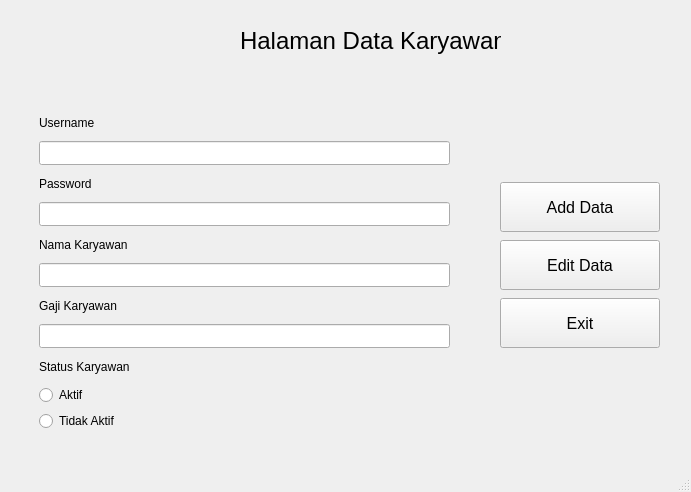
Qt form sis-karyawan/add_karyawan.ui (AthreeS002/Sistem-Karyawan) before a commit.
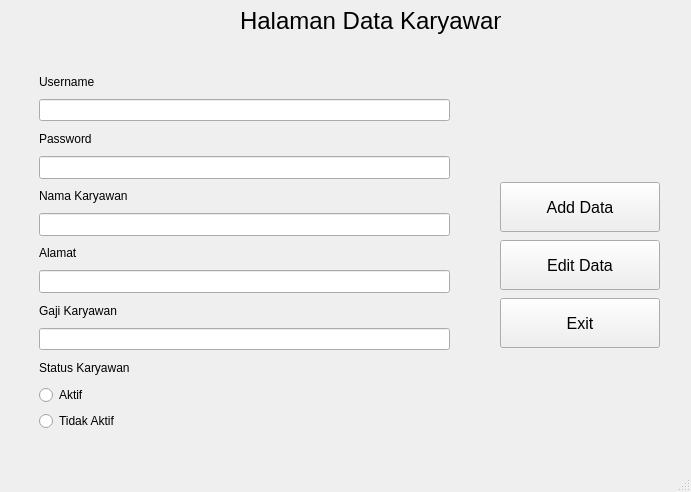
The same form after that commit.

Commit message:
show data karyawan
sudah tampil data karyawan sesuai dengan login yang dilakukan

```diff
--- a/sis-karyawan/add_karyawan.ui
+++ b/sis-karyawan/add_karyawan.ui
@@ -84,9 +84,9 @@
     <property name="geometry">
      <rect>
       <x>39</x>
-      <y>110</y>
+      <y>70</y>
       <width>411</width>
-      <height>321</height>
+      <height>361</height>
      </rect>
     </property>
     <layout class="QVBoxLayout" name="verticalLayout">
@@ -141,6 +141,23 @@
        </property>
       </widget>
      </item>
+     <item>
+      <widget class="QLabel" name="label_7">
+       <property name="text">
+        <string>Alamat</string>
+       </property>
+      </widget>
+     </item>
+     <item>
+      <widget class="QLineEdit" name="edit_alamat">
+       <property name="maximumSize">
+        <size>
+         <width>16777215</width>
+         <height>30</height>
+        </size>
+       </property>
+      </widget>
+     </item>
      <item>
       <widget class="QLabel" name="label_6">
        <property name="text">
@@ -185,7 +202,7 @@
     <property name="geometry">
      <rect>
       <x>240</x>
-      <y>20</y>
+      <y>0</y>
       <width>261</width>
       <height>41</height>
      </rect>
```
The commit also changes 7 other files.
